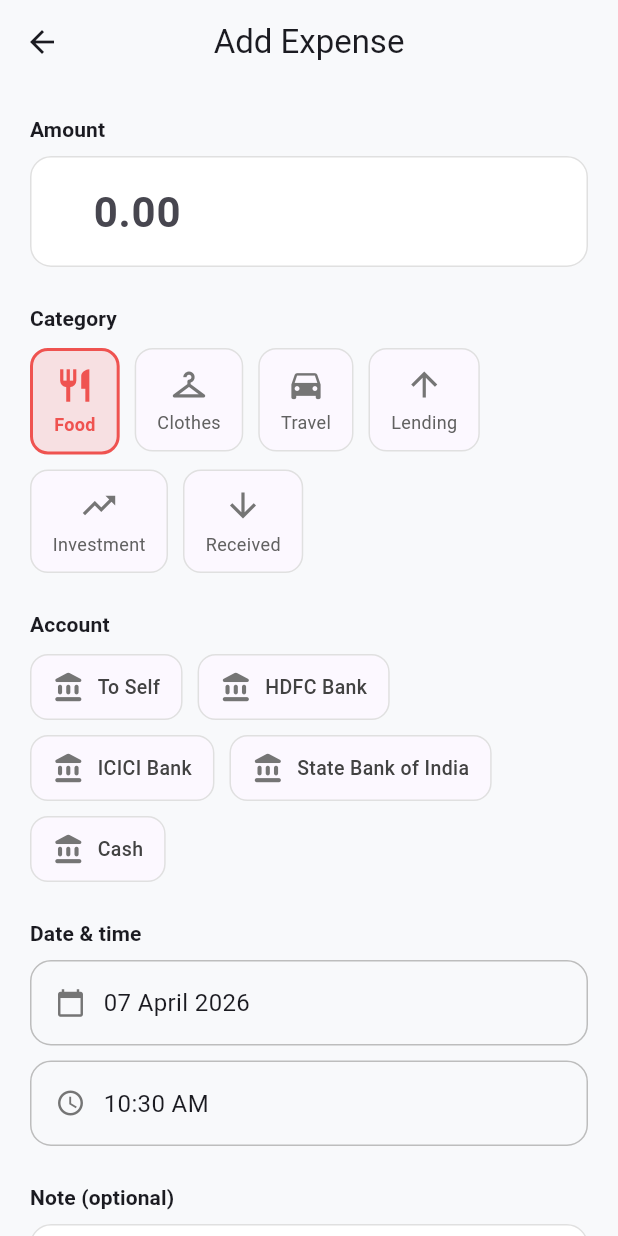
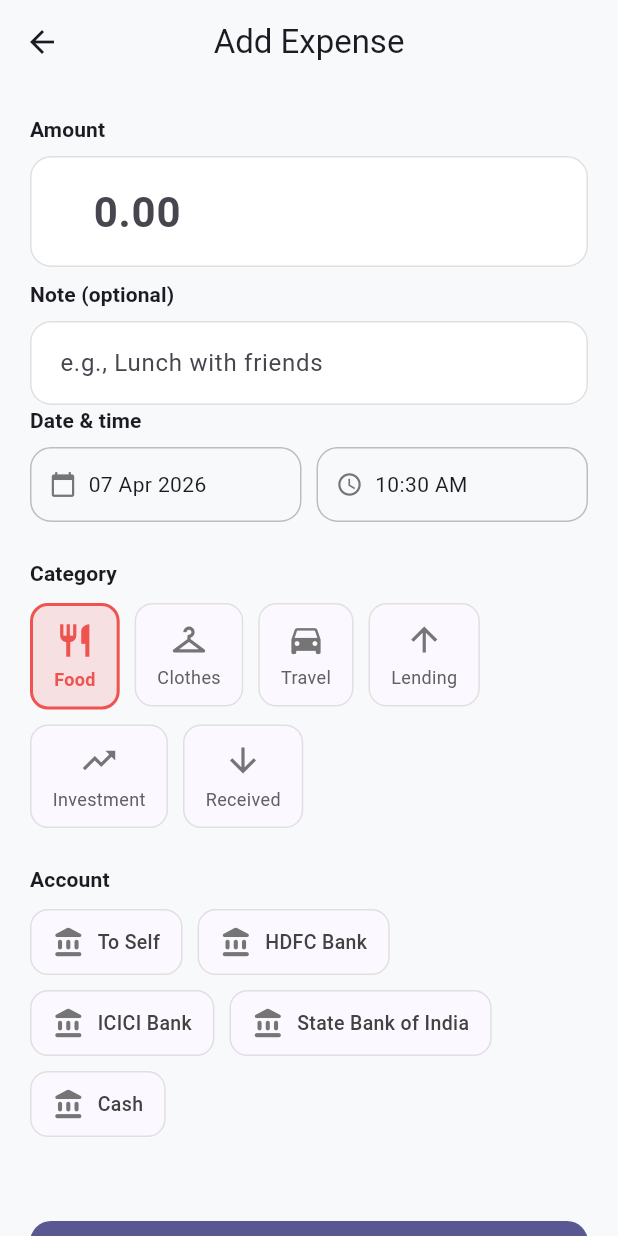
Before and after one commit to shyamww/expense_tracker, a Flutter app: the AddExpenseScreen screen opened directly, after a tap on "Food", on a phone screen of 412 x 824 dp. Run offline on Flutter 3.47's test engine with Material 3 defaults, Android fonts, the phone set to English and light mode, and no system bars; our stand-ins replace file_picker, fl_chart, flutter_local_notifications, flutter_secure_storage, flutter_timezone, local_auth and 5 more; missing offline and left inert: dart:html; accounts and stored records are empty.

Commit message:
add expense page ui change, note and time and date moved to top

```diff
--- a/lib/screens/add_expense_screen.dart
+++ b/lib/screens/add_expense_screen.dart
@@ -286,6 +286,97 @@ class _AddExpenseScreenState extends State<AddExpenseScreen> {
               ),
             ),
 
+            const SizedBox(height: 8),
+          Text(
+            'Note (optional)',
+            style: Theme.of(context).textTheme.titleSmall?.copyWith(
+                  fontWeight: FontWeight.w600,
+                ),
+          ),
+          const SizedBox(height: 8),
+          TextField(
+            controller: _noteController,
+            textCapitalization: TextCapitalization.sentences,
+            decoration: InputDecoration(
+              hintText: _transferMode
+                  ? 'e.g., Move to savings'
+                  : 'e.g., Lunch with friends',
+              border: OutlineInputBorder(
+                borderRadius: BorderRadius.circular(14),
+              ),
+              contentPadding:
+                  const EdgeInsets.symmetric(horizontal: 16, vertical: 16),
+            ),
+          ),
+
+        Text(
+              'Date & time',
+              style: Theme.of(context).textTheme.titleSmall?.copyWith(
+                    fontWeight: FontWeight.w600,
+                  ),
+            ),
+            const SizedBox(height: 8),
+
+        Row(
+              children: [
+                // DATE
+                Expanded(
+                  child: InkWell(
+                    onTap: _pickDate,
+                    borderRadius: BorderRadius.circular(14),
+                    child: Container(
+                      padding: const EdgeInsets.symmetric(horizontal: 12, vertical: 14),
+                      decoration: BoxDecoration(
+                        border: Border.all(color: Colors.grey.shade400),
+                        borderRadius: BorderRadius.circular(14),
+                      ),
+                      child: Row(
+                        children: [
+                          Icon(Icons.calendar_today,
+                              size: 18, color: Colors.grey.shade600),
+                          const SizedBox(width: 8),
+                          Expanded(
+                            child: Text(
+                              DateFormat('dd MMM yyyy').format(_selectedDateTime),
+                              style: const TextStyle(fontSize: 14),
+                            ),
+                          ),
+                        ],
+                      ),
+                    ),
+                  ),
+                ),
+
+                const SizedBox(width: 10),
+
+                // TIME
+                Expanded(
+                  child: InkWell(
+                    onTap: _pickTime,
+                    borderRadius: BorderRadius.circular(14),
+                    child: Container(
+                      padding: const EdgeInsets.symmetric(horizontal: 12, vertical: 14),
+                      decoration: BoxDecoration(
+                        border: Border.all(color: Colors.grey.shade400),
+                        borderRadius: BorderRadius.circular(14),
+                      ),
+                      child: Row(
+                        children: [
+                          Icon(Icons.schedule,
+                              size: 18, color: Colors.grey.shade600),
+                          const SizedBox(width: 8),
+                          Text(
+                            DateFormat('hh:mm a').format(_selectedDateTime),
+                            style: const TextStyle(fontSize: 14),
+                          ),
+                        ],
+                      ),
+                    ),
+                  ),
+                ),
+              ],
+            ),
+
             const SizedBox(height: 24),
 
             if (!_transferMode) ...[
@@ -502,86 +593,6 @@ class _AddExpenseScreenState extends State<AddExpenseScreen> {
               const SizedBox(height: 24),
             ],
 
-            Text(
-              'Date & time',
-              style: Theme.of(context).textTheme.titleSmall?.copyWith(
-                    fontWeight: FontWeight.w600,
-                  ),
-            ),
-            const SizedBox(height: 8),
-            InkWell(
-              onTap: _pickDate,
-              borderRadius: BorderRadius.circular(14),
-              child: Container(
-                padding:
-                    const EdgeInsets.symmetric(horizontal: 16, vertical: 16),
-                decoration: BoxDecoration(
-                  border: Border.all(color: Colors.grey.shade400),
-                  borderRadius: BorderRadius.circular(14),
-                ),
-                child: Row(
-                  children: [
-                    Icon(Icons.calendar_today,
-                        size: 20, color: Colors.grey.shade600),
-                    const SizedBox(width: 12),
-                    Expanded(
-                      child: Text(
-                        DateFormat('dd MMMM yyyy').format(_selectedDateTime),
-                        style: const TextStyle(fontSize: 16),
-                      ),
-                    ),
-                  ],
-                ),
-              ),
-            ),
-            const SizedBox(height: 10),
-            InkWell(
-              onTap: _pickTime,
-              borderRadius: BorderRadius.circular(14),
-              child: Container(
-                padding:
-                    const EdgeInsets.symmetric(horizontal: 16, vertical: 16),
-                decoration: BoxDecoration(
-                  border: Border.all(color: Colors.grey.shade400),
-                  borderRadius: BorderRadius.circular(14),
-                ),
-                child: Row(
-                  children: [
-                    Icon(Icons.schedule,
-                        size: 20, color: Colors.grey.shade600),
-                    const SizedBox(width: 12),
-                    Text(
-                      DateFormat('hh:mm a').format(_selectedDateTime),
-                      style: const TextStyle(fontSize: 16),
-                    ),
-                  ],
-                ),
-              ),
-            ),
-
-            const SizedBox(height: 24),
-
-            Text(
-              'Note (optional)',
-              style: Theme.of(context).textTheme.titleSmall?.copyWith(
-                    fontWeight: FontWeight.w600,
-                  ),
-            ),
-            const SizedBox(height: 8),
-            TextField(
-              controller: _noteController,
-              textCapitalization: TextCapitalization.sentences,
-              decoration: InputDecoration(
-                hintText: _transferMode
-                    ? 'e.g., Move to savings'
-                    : 'e.g., Lunch with friends',
-                border: OutlineInputBorder(
-                  borderRadius: BorderRadius.circular(14),
-                ),
-                contentPadding:
-                    const EdgeInsets.symmetric(horizontal: 16, vertical: 16),
-              ),
-            ),
 
             const SizedBox(height: 32),
 
```
